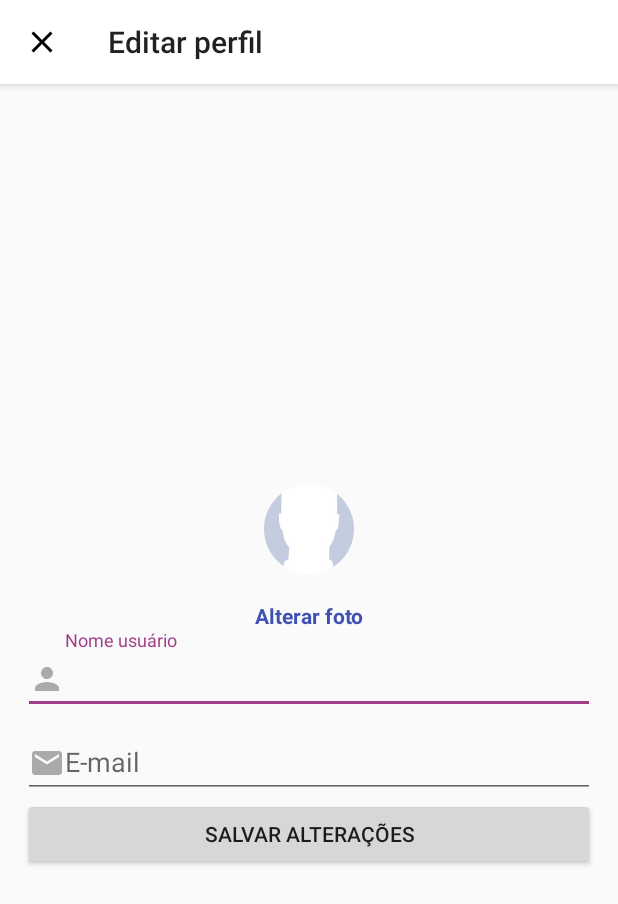
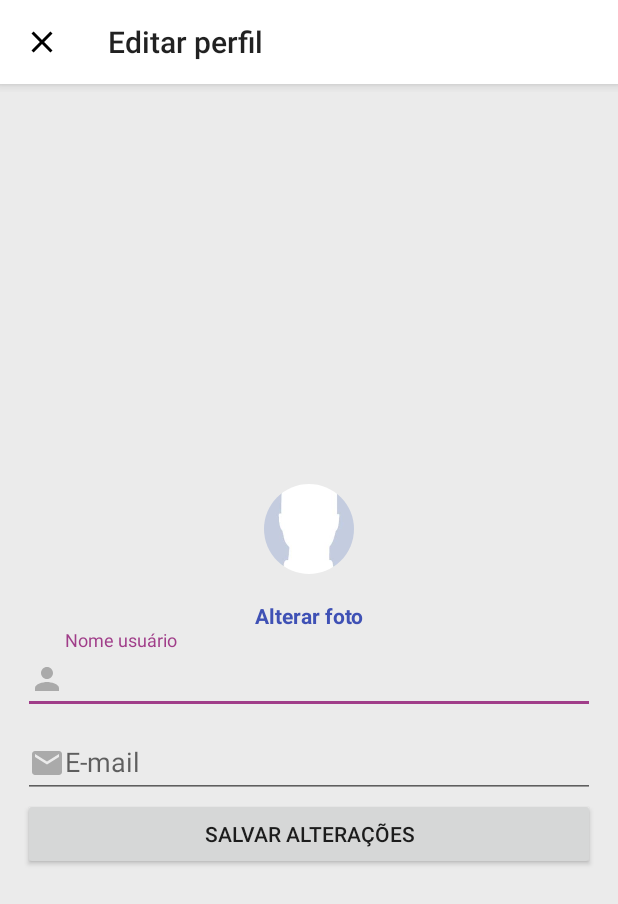
Before and after one commit to natanaelsantosbr/android-instagram-clone, an Android app: the EditarPerfilActivity screen opened directly, with no data from a screen before it, on a phone screen of 412 x 824 dp. Shown: the top 904 px of the screen. Run offline under Robolectric (Android 15) with nearby library versions, the phone set to English and light mode, and no system bars; our stand-ins replace CircleImageView.

```diff
--- a/app/src/main/res/values/colors.xml
+++ b/app/src/main/res/values/colors.xml
@@ -3,7 +3,7 @@
     <color name="colorPrimary">@android:color/white</color>
     <color name="colorPrimaryDark">@android:color/black</color>
     <color name="colorAccent">#a03d89</color>
-    <color name="cinza_medio">#DBDBDB</color>
+    <color name="cinza_medio">#ebebeb</color>
     <color name="roxo">#462759</color>
     <color name="azulEscuro">#3f51b5</color>
 </resources>
--- a/app/src/main/res/values/styles.xml
+++ b/app/src/main/res/values/styles.xml
@@ -6,6 +6,7 @@
         <item name="colorPrimary">@color/colorPrimary</item>
         <item name="colorPrimaryDark">@color/colorPrimaryDark</item>
         <item name="colorAccent">@color/colorAccent</item>
+        <item name="android:colorBackground">@color/cinza_medio</item>
     </style>
 
     <!-- Login -->
@@ -14,6 +15,7 @@
         <item name="colorPrimary">@color/colorPrimary</item>
         <item name="colorPrimaryDark">@color/roxo</item>
         <item name="colorAccent">@color/colorAccent</item>
+        <item name="android:colorBackground">@color/cinza_medio</item>
     </style>
 
 </resources>
```
Also changed, not shown: app/src/main/java/br/natanael/android/instagram/activity/CadastroActivity.java (+19 -5 lines), app/src/main/java/br/natanael/android/instagram/model/Usuario.java (+15 -0 lines).
